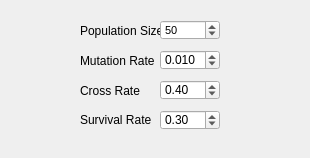
Above: _AlgorithmsPlugins/Maximizers/paramsGA.ui from b4silio/MLDemos before the change. Below: the same form after it.
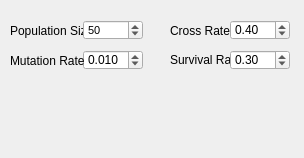
That is the form after the change.

What changed in the file:
```diff
--- a/_AlgorithmsPlugins/Maximizers/paramsGA.ui
+++ b/_AlgorithmsPlugins/Maximizers/paramsGA.ui
@@ -6,7 +6,7 @@
    <rect>
     <x>0</x>
     <y>0</y>
-    <width>310</width>
+    <width>304</width>
     <height>158</height>
    </rect>
   </property>
@@ -16,7 +16,7 @@
   <widget class="QDoubleSpinBox" name="mutationSpin">
    <property name="geometry">
     <rect>
-     <x>160</x>
+     <x>83</x>
      <y>50</y>
      <width>60</width>
      <height>20</height>
@@ -46,7 +46,7 @@
   <widget class="QLabel" name="label_12">
    <property name="geometry">
     <rect>
-     <x>80</x>
+     <x>10</x>
      <y>50</y>
      <width>81</width>
      <height>21</height>
@@ -64,9 +64,9 @@
   <widget class="QLabel" name="label_14">
    <property name="geometry">
     <rect>
-     <x>80</x>
-     <y>80</y>
-     <width>81</width>
+     <x>170</x>
+     <y>20</y>
+     <width>70</width>
      <height>21</height>
     </rect>
    </property>
@@ -82,9 +82,9 @@
   <widget class="QLabel" name="label_15">
    <property name="geometry">
     <rect>
-     <x>80</x>
-     <y>110</y>
-     <width>81</width>
+     <x>170</x>
+     <y>50</y>
+     <width>70</width>
      <height>20</height>
     </rect>
    </property>
@@ -100,8 +100,8 @@
   <widget class="QDoubleSpinBox" name="crossSpin">
    <property name="geometry">
     <rect>
-     <x>160</x>
-     <y>80</y>
+     <x>230</x>
+     <y>20</y>
      <width>60</width>
      <height>20</height>
     </rect>
@@ -127,8 +127,8 @@
   <widget class="QDoubleSpinBox" name="survivalSpin">
    <property name="geometry">
     <rect>
-     <x>160</x>
-     <y>110</y>
+     <x>230</x>
+     <y>50</y>
      <width>60</width>
      <height>20</height>
     </rect>
@@ -154,7 +154,7 @@
   <widget class="QLabel" name="label_13">
    <property name="geometry">
     <rect>
-     <x>80</x>
+     <x>10</x>
      <y>20</y>
      <width>81</width>
      <height>21</height>
@@ -172,7 +172,7 @@
   <widget class="QSpinBox" name="populationSpin">
    <property name="geometry">
     <rect>
-     <x>160</x>
+     <x>83</x>
      <y>20</y>
      <width>60</width>
      <height>20</height>
```
